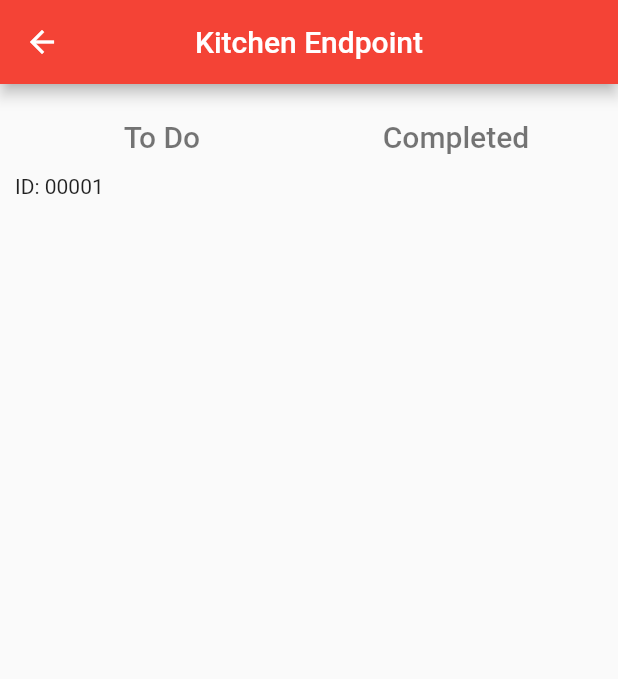
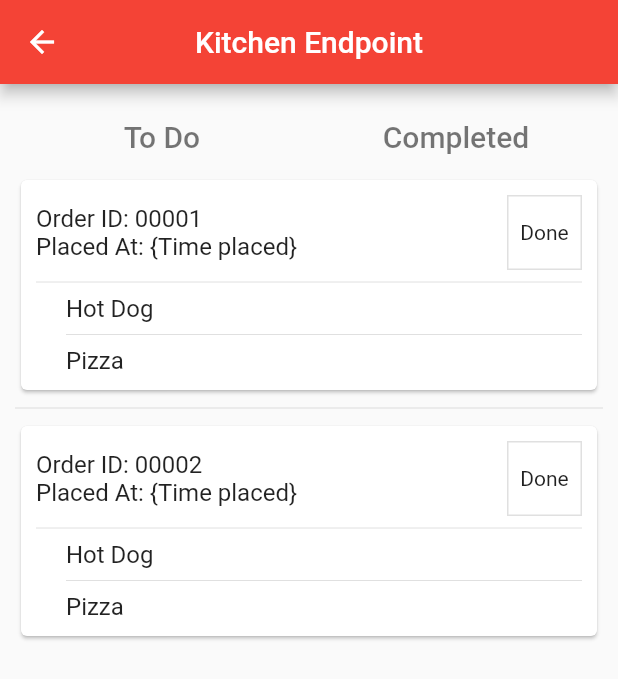
Before and after one commit to AlecRoss01/NAPOS-POS-System, a Flutter app: the KitchenEndpointPage screen opened directly, on a phone screen of 412 x 824 dp. Shown: the top 679 px of the screen. Run offline on Flutter 3.47's test engine with Material 2 defaults, Android fonts, the phone set to English and light mode, and no system bars; missing offline and left inert: square_in_app_payments.

Commit message:
Adding functionality to kitchen endpoint. 	Hardcoded data to test. 	Adding client.dart functions for receiving incomplete vs incomplete orders 		These are not implemented. Adding unused override to == operator for Orders.

```diff
--- a/lib/back_end/client.dart
+++ b/lib/back_end/client.dart
@@ -145,6 +145,24 @@ Future<List<Order>> recvOrders() async {
   return ordersList;
 }
 
+Future<List<Order>> recvCompleteOrders() async {
+  // TODO receive all complete orders from the db.
+  // TODO possibly restrict timeframe of orders in future (like past 24 hours).
+  return await recvOrders();
+}
+
+Future<List<Order>> recvIncompleteOrders() async {
+  // TODO receive all incomplete orders from the db.
+  // TODO possibly restrict timeframe of orders in future (like past 24 hours).
+  return await recvOrders();
+}
+
+void markOrderAsComplete(Order order, bool complete) {
+  // TODO update an order as completed or uncompleted.
+  // TODO bool complete is true if order should be marked as complete. False if it should be marked as incomplete.
+  print('Marked as $complete');
+}
+
 Future<List<String>> recvCats() async {
   // returns the categories
   if (TESTING) {
--- a/lib/back_end/hardcoded_pos_data.dart
+++ b/lib/back_end/hardcoded_pos_data.dart
@@ -86,5 +86,10 @@ List<Order> buildHistOrders() {
   order1.addItemToOrder(myMenu[1]);
   histOrders.add(order1);
 
+  Order order2 = Order(2);
+  order2.addItemToOrder(myMenu[0]);
+  order2.addItemToOrder(myMenu[1]);
+  histOrders.add(order2);
+
   return histOrders;
 }
--- a/lib/classes/order.dart
+++ b/lib/classes/order.dart
@@ -85,4 +85,13 @@ class Order {
   // toString will return the string order ID.
   @override
   String toString() { return strOrderID(); }
+
+  // Override the == operator, if they have the same ID, they are equal.
+  @override
+  bool operator ==(Object o) {
+    if (o is Order) {
+      return o.orderID == orderID;
+    }
+    return false;
+  }
 }
--- a/lib/pages/kitchen_endpoint.dart
+++ b/lib/pages/kitchen_endpoint.dart
@@ -1,8 +1,11 @@
+import 'dart:async';
+
 import 'package:flutter/material.dart';
 import 'package:napos/classes/order.dart';
 
 import '../back_end/client.dart';
 import '../styles/styles.dart';
+import '../widgets/kitchen_order_display.dart';
 
 class KitchenEndpointPage extends StatefulWidget {
   bool todo;
@@ -18,7 +21,22 @@ class KitchenEndpointPage extends StatefulWidget {
 
 // Implementation of home page
 class _KitchenEndpointPage extends State<KitchenEndpointPage> {
-  List<Order> orders = [];
+  List<Order> completeOrders = [];
+  List<Order> inCompleteOrders = [];
+  late Timer myUpdater;
+
+  @override
+  void initState() {
+    const Duration oneSecond = Duration(seconds: 1);
+    const Duration oneMinute = Duration(minutes: 1);
+    myUpdater = Timer.periodic(oneSecond, (Timer t) => setState(() {}));
+  }
+
+  @override
+  void dispose() {
+    super.dispose();
+    myUpdater.cancel();
+  }
 
   void setToDo(bool todo) {
     setState(() {
@@ -27,13 +45,33 @@ class _KitchenEndpointPage extends State<KitchenEndpointPage> {
   }
 
   void updateOrders() async {
-    setState(() async {
-      orders = await recvOrders();
-    });
+    completeOrders = await recvCompleteOrders();
+    inCompleteOrders = await recvIncompleteOrders();
+    // Call to rebuild.
+    setState(() {});
+
+    //orders = newOrders;
+    // Remove all
+    /*
+      for (int i = 0; i < orders.length; i++) {
+        newOrders.removeWhere((element) => element == orders[i]);
+      }
+    */
+  }
+
+  Future<List<Order>> getOrders() async {
+    //print(orders);
+    if (widget.todo) {
+      return completeOrders;
+    } else {
+      return inCompleteOrders;
+    }
   }
 
   @override
   Widget build(BuildContext context) {
+    updateOrders();
+
     return Scaffold(
       appBar: AppBar(
         centerTitle: true,
@@ -80,7 +118,7 @@ class _KitchenEndpointPage extends State<KitchenEndpointPage> {
                   Expanded(
                     child: FutureBuilder<List<Order>>(
                       //TODO: HERE, WE NEED TO DISTINGUISH BETWEEN TODO, AND FINISHED ORDERS.
-                      future: recvOrders(),
+                      future: getOrders(),
                       builder: (context, snapshot) {
                         if(snapshot.hasData) {
                           return ListView.separated(
@@ -88,10 +126,7 @@ class _KitchenEndpointPage extends State<KitchenEndpointPage> {
                             //shrinkWrap: true,
                             itemCount: snapshot.data!.length,
                             itemBuilder: (context, index) {
-                              return Text(
-                                //TODO: MAKE WIDGET FOR AN ORDER.
-                                'ID: ${snapshot.data![0]}'
-                              );
+                              return OrderDisplayWidget(order: snapshot.data![index]);
                             },
                             separatorBuilder: (context, index) {
                               return Divider();
--- a/lib/styles/styles.dart
+++ b/lib/styles/styles.dart
@@ -18,6 +18,11 @@ class CustomTextStyle {
 
   static const TextStyle bodyText = TextStyle(
     fontSize: 18,
+    color: Colors.black87,
+  );
+
+  static const TextStyle kitchenEndpointText = TextStyle(
+    fontSize: 16,
     color: Colors.black87,
   );
 
--- /dev/null
+++ b/lib/widgets/kitchen_order_display.dart
@@ -0,0 +1,91 @@
+import 'package:flutter/material.dart';
+import 'package:napos/classes/order.dart';
+import 'package:napos/back_end/client.dart';
+
+import '../styles/styles.dart';
+
+class OrderDisplayWidget extends StatefulWidget {
+  Order order;
+
+  OrderDisplayWidget({
+    super.key,
+    required this.order,
+  });
+
+  @override
+  State<OrderDisplayWidget> createState() => _OrderDisplayWidget();
+}
+
+// Implementation of home page
+class _OrderDisplayWidget extends State<OrderDisplayWidget> {
+  List<bool> _done = [false];
+
+  @override
+  Widget build(BuildContext context) {
+    return Card(
+      child: Padding(
+        padding: EdgeInsets.all(10),
+        child: Column(
+          //crossAxisAlignment: CrossAxisAlignment.start,
+          children: [
+            Row(
+              children: [
+                Column(
+                  crossAxisAlignment: CrossAxisAlignment.start,
+                  children: [
+                    Text(
+                      'Order ID: ${widget.order.strOrderID()}',
+                      textAlign: TextAlign.left,
+                      style: CustomTextStyle.kitchenEndpointText,
+                    ),
+                    Text(
+                      'Placed At: \{Time placed\}',
+                      textAlign: TextAlign.left,
+                      style: CustomTextStyle.kitchenEndpointText,
+                    ),
+                  ],
+                ),
+                Spacer(),
+                ToggleButtons(
+                  children: [
+                    Text('Done')
+                  ],
+                  isSelected: _done,
+                  onPressed: (int index) {
+                    setState(() {
+                      _done[0] = !_done[0];
+                      markOrderAsComplete(widget.order, _done[0]);
+                    });
+                  },
+                )
+              ],
+            ),
+            Divider(),
+            Row(
+              children: [
+                SizedBox( width: 20),
+                Expanded(
+                  child: ListView.separated(
+                    shrinkWrap: true,
+                    scrollDirection: Axis.vertical,
+                    itemCount: widget.order.orderItems.length,
+                    itemBuilder: (context, index) {
+                      return Text(
+                        widget.order.orderItems[index].toString(),
+                        style: CustomTextStyle.kitchenEndpointText,
+                      );
+                    },
+                    separatorBuilder: (context, index) {
+                      return Divider();
+                    },
+                  ),
+                ),
+              ],
+            ),
+          ],
+        ),
+      )
+    );
+  }
+
+}
```
